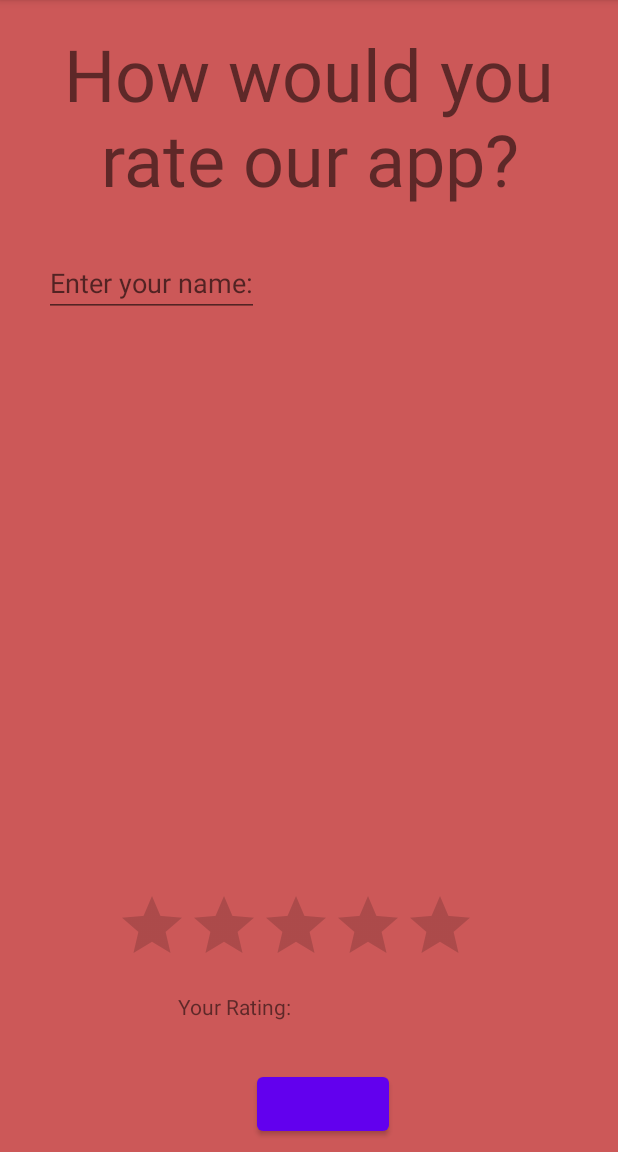
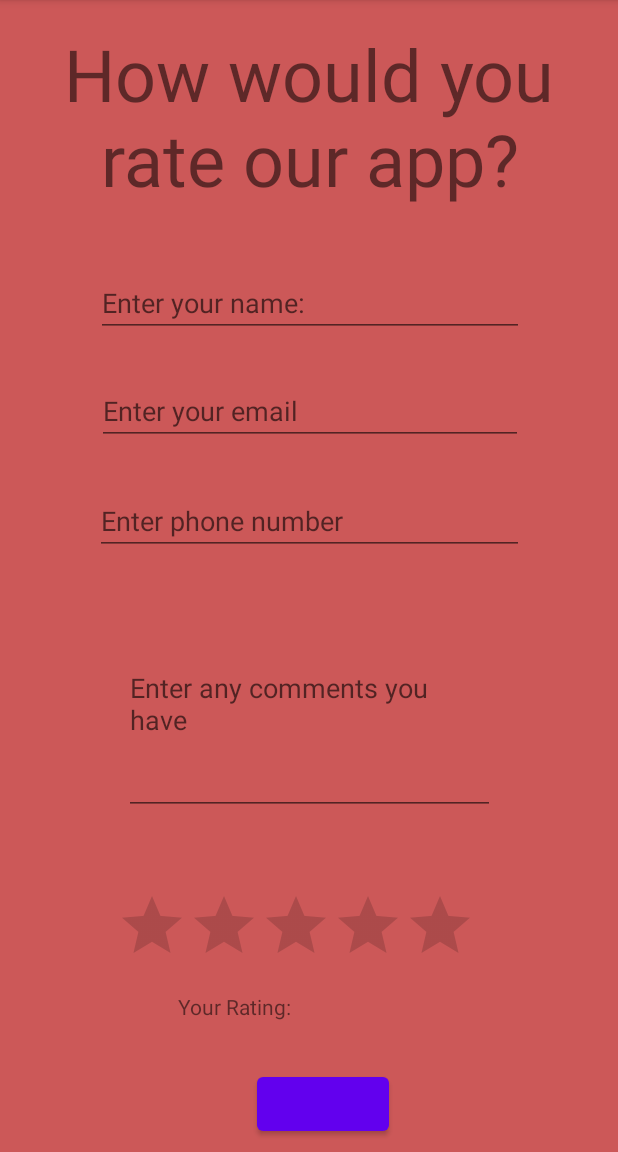
Before and after one commit to ZacharySymons-n01390593/Centurion, an Android app: the screen it shows after launch (MainActivity), in the options menu, after a tap on "Feedback", on a phone screen of 412 x 824 dp, the part 84-1236 px from its top. Run offline under Robolectric (Android 15) with nearby library versions, the phone set to English and light mode, and no system bars; our stand-ins replace Firebase (no records; nobody signed in at launch, a user with empty details on screens opened directly); Roboto replaces fonts that are not available here.

Commit message:
feedback page refined

```diff
--- a/Centurion/src/main/java/home/control/centurion/menuItem/FeedbackFrag.java
+++ b/Centurion/src/main/java/home/control/centurion/menuItem/FeedbackFrag.java
@@ -11,6 +11,9 @@ import android.widget.Button;
 import android.widget.EditText;
 import android.widget.RatingBar;
 import android.widget.TextView;
+
+import com.google.firebase.database.DatabaseReference;
+import com.google.firebase.database.FirebaseDatabase;
 
 import home.control.centurion.R;
 
@@ -39,7 +42,11 @@ public class FeedbackFrag extends Fragment {
         ratingNum = root.findViewById(R.id.rateNumber);
         ratingBar = root.findViewById(R.id.ratingBar);
         name = root.findViewById(R.id.name);
+        email = root.findViewById(R.id.email);
+        phoneNum = root.findViewById(R.id.phoneNumber);
+        comment = root.findViewById(R.id.comment);
         submit = root.findViewById(R.id.submit);
+
 
         ratingBar.setOnRatingBarChangeListener(new RatingBar.OnRatingBarChangeListener() {
             @Override
@@ -64,11 +71,17 @@ public class FeedbackFrag extends Fragment {
 
             }
         });
+        FirebaseDatabase database = FirebaseDatabase.getInstance();
+
+        DatabaseReference myRef = database.getReference();
+
+
+
         submit.setOnClickListener(new View.OnClickListener() {
             @Override
             public void onClick(View v) {
                 temp = ratingNum.getText().toString();
-                showRating.setText("Your Rating: \n" + temp + "\n" + name.getText());
+                showRating.setText(getString(R.string.ratingText) + temp + "\n" + name.getText());
                 name.setText("");
                 ratingBar.setRating(0);
                 ratingNum.setText("");
--- a/Centurion/src/main/res/layout/fragment_feedback.xml
+++ b/Centurion/src/main/res/layout/fragment_feedback.xml
@@ -58,15 +58,52 @@
 
     <EditText
         android:id="@+id/name"
-        android:layout_width="wrap_content"
-        android:layout_height="wrap_content"
+        android:layout_width="285dp"
+        android:layout_height="42dp"
         android:hint="@string/enter_name"
         app:layout_constraintBottom_toBottomOf="parent"
         app:layout_constraintEnd_toEndOf="parent"
-        app:layout_constraintHorizontal_bias="0.109"
+        app:layout_constraintHorizontal_bias="0.507"
         app:layout_constraintStart_toStartOf="parent"
         app:layout_constraintTop_toTopOf="parent"
-        app:layout_constraintVertical_bias="0.23" />
+        app:layout_constraintVertical_bias="0.252" />
+
+    <EditText
+        android:id="@+id/phoneNumber"
+        android:layout_width="286dp"
+        android:layout_height="41dp"
+        android:hint="@string/enter_phone_number"
+        android:inputType="phone"
+        app:layout_constraintBottom_toBottomOf="parent"
+        app:layout_constraintEnd_toEndOf="parent"
+        app:layout_constraintHorizontal_bias="0.504"
+        app:layout_constraintStart_toStartOf="parent"
+        app:layout_constraintTop_toTopOf="parent"
+        app:layout_constraintVertical_bias="0.452" />
+
+    <EditText
+        android:id="@+id/email"
+        android:layout_width="284dp"
+        android:layout_height="45dp"
+        android:inputType="textWebEmailAddress"
+        android:hint="@string/enter_your_email"
+        app:layout_constraintBottom_toBottomOf="parent"
+        app:layout_constraintEnd_toEndOf="parent"
+        app:layout_constraintHorizontal_bias="0.503"
+        app:layout_constraintStart_toStartOf="parent"
+        app:layout_constraintTop_toTopOf="parent"
+        app:layout_constraintVertical_bias="0.348" />
+
+    <EditText
+        android:id="@+id/comment"
+        android:layout_width="247dp"
+        android:layout_height="148dp"
+        android:hint="@string/enter_any_comments_you_have"
+        app:layout_constraintBottom_toBottomOf="parent"
+        app:layout_constraintEnd_toEndOf="parent"
+        app:layout_constraintStart_toStartOf="parent"
+        app:layout_constraintTop_toTopOf="parent"
+        app:layout_constraintVertical_bias="0.638" />
 
     <Button
         android:id="@+id/submit"
--- a/Centurion/src/main/res/values/strings.xml
+++ b/Centurion/src/main/res/values/strings.xml
@@ -72,6 +72,10 @@
     <string name="good">GOOD </string>
     <string name="great">GREAT </string>
     <string name="amazing">AMAZING </string>
+    <string name="ratingText">Your Rating: \n</string>
+    <string name="enter_phone_number">Enter phone number</string>
+    <string name="enter_your_email">Enter your email</string>
+    <string name="enter_any_comments_you_have">Enter any comments you have</string>
 
 
 </resources>
```
Also changed, not shown: 1 other file.
